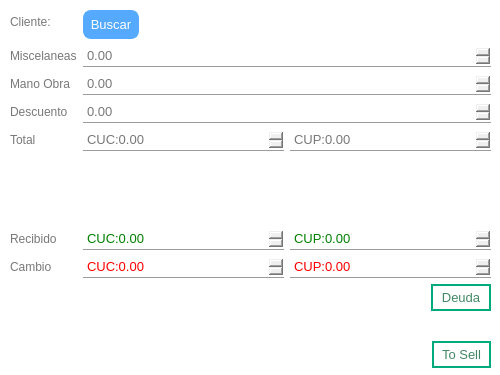
This is system/layout/dialogPayment.ui in josueisaihs/SPINER_PUNTO_VENTA as Qt 5 draws it before an edit. The edited form follows.
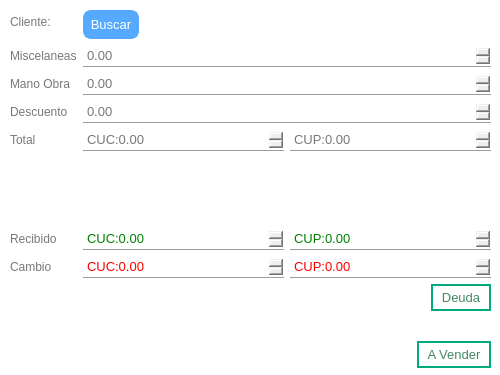
This is the edited form.

The edit to the form file:
```diff
--- a/system/layout/dialogPayment.ui
+++ b/system/layout/dialogPayment.ui
@@ -522,7 +522,7 @@
                             </string>
                         </property>
                         <property name="text">
-                            <string>To Sell</string>
+                            <string>A Vender</string>
                         </property>
                     </widget>
                 </item>
```
